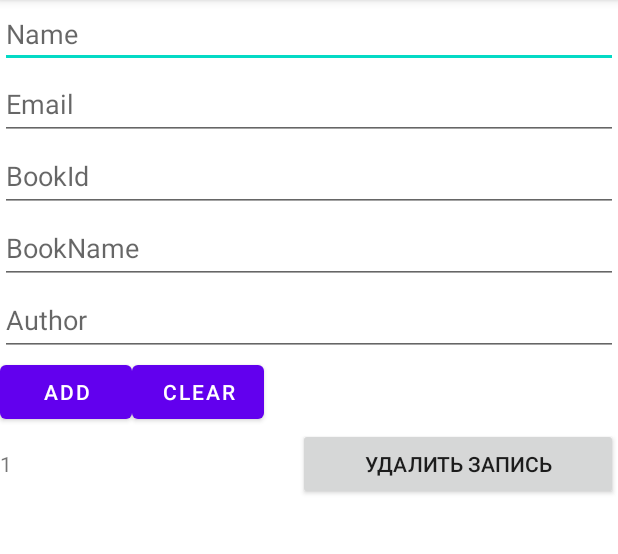
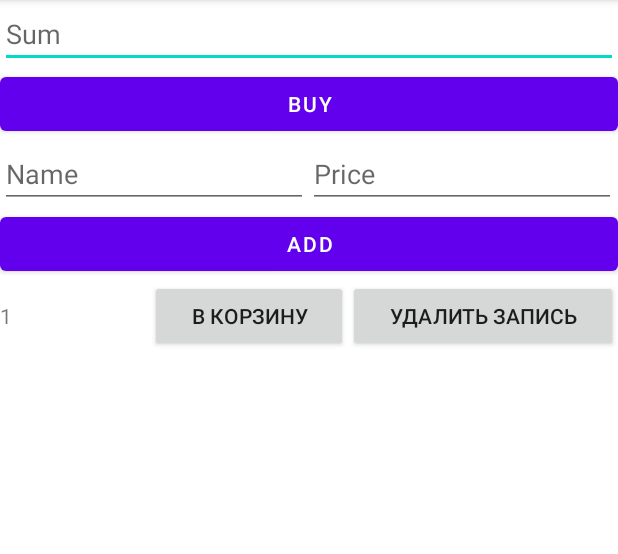
Before and after one commit to Slavtr/SQLitePalamarchulShop, an Android app: the screen it shows after launch (MainActivity), after a tap on "ADD", on a phone screen of 412 x 824 dp, the part 84-638 px from its top. Run offline under Robolectric (Android 15) with nearby library versions, the phone set to English and light mode, and no system bars.

Commit message:
Задание 2

```diff
--- a/app/src/main/java/com/example/myapplication/DBHelper.java
+++ b/app/src/main/java/com/example/myapplication/DBHelper.java
@@ -8,14 +8,11 @@ public class DBHelper  extends SQLiteOpenHelper{
 
     public static final int DATABASE_VERSION = 1;
     public static final String DATABASE_NAME = "contactDb";
-    public static final String TABLE_LIBRARY = "library";
+    public static final String TABLE_LIBRARY = "Mogozin";
 
     public static final String KEY_ID = "_id";
     public static final String KEY_NAME = "name";
-    public static final String KEY_MAIL = "mail";
-    public static final String KEY_BOOK_ID = "bookId";
-    public static final String KEY_BOOK_NAME = "bookName";
-    public static final String KEY_BOOK_AUTHOR = "bookAuthor";
+    public static final String KEY_PRICE = "price";
 
 
     public DBHelper(Context context) {
@@ -25,7 +22,7 @@ public class DBHelper  extends SQLiteOpenHelper{
     @Override
     public void onCreate(SQLiteDatabase db) {
         db.execSQL("create table " + TABLE_LIBRARY + "(" + KEY_ID
-                + " integer primary key," + KEY_NAME + " text," + KEY_MAIL + " text," + KEY_BOOK_ID + " text," + KEY_BOOK_NAME + " text," + KEY_BOOK_AUTHOR + " text" + ")");
+                + " integer primary key," + KEY_NAME + " text," + KEY_PRICE + " text" + ")");
 
     }
 
--- a/app/src/main/java/com/example/myapplication/MainActivity.java
+++ b/app/src/main/java/com/example/myapplication/MainActivity.java
@@ -6,42 +6,40 @@ import android.content.ContentValues;
 import android.database.Cursor;
 import android.database.sqlite.SQLiteDatabase;
 import android.os.Bundle;
-import android.util.Log;
 import android.view.View;
 import android.view.ViewGroup;
 import android.widget.Button;
 import android.widget.EditText;
 import android.widget.LinearLayout;
-import android.widget.SearchView;
 import android.widget.TableLayout;
 import android.widget.TableRow;
 import android.widget.TextView;
+import android.widget.Toast;
 
 public class MainActivity extends AppCompatActivity implements View.OnClickListener {
 
-    Button btnAdd, btnClear;
-    EditText etName, etEmail, etBookName, etBookAuthor, etBookId;
+    Button btnAdd, btnBuy;
+    EditText etSommo, etNome, etProce;
 
     DBHelper dbHelper;
     SQLiteDatabase database;
     ContentValues contentValues;
+    int Sommo = 0;
 
     @Override
     protected void onCreate(Bundle savedInstanceState) {
         super.onCreate(savedInstanceState);
         setContentView(R.layout.activity_main);
 
-        btnAdd = (Button) findViewById(R.id.btnAdd);
+        btnAdd = (Button) findViewById(R.id.botonAdd);
         btnAdd.setOnClickListener((View.OnClickListener) this);
 
-        btnClear = (Button) findViewById(R.id.btnClear);
-        btnClear.setOnClickListener((View.OnClickListener) this);
+        btnBuy = (Button) findViewById((R.id.botonBuy));
+        btnBuy.setOnClickListener((View.OnClickListener) this);
 
-        etName = (EditText) findViewById(R.id.etName);
-        etEmail = (EditText) findViewById(R.id.etEmail);
-        etBookId = (EditText) findViewById(R.id.etBookId);
-        etBookName = (EditText) findViewById(R.id.etBookName);
-        etBookAuthor = (EditText) findViewById(R.id.etBookAuthor);
+        etNome = (EditText) findViewById(R.id.etNome);
+        etSommo = (EditText) findViewById(R.id.etSommo);
+        etProce = (EditText) findViewById(R.id.etProce);
 
         dbHelper = new DBHelper(this);
         database = dbHelper.getWritableDatabase();
@@ -55,10 +53,7 @@ public class MainActivity extends AppCompatActivity implements View.OnClickListe
         if (cursor.moveToFirst()) {
             int idIndex = cursor.getColumnIndex(DBHelper.KEY_ID);
             int nameIndex = cursor.getColumnIndex(DBHelper.KEY_NAME);
-            int emailIndex = cursor.getColumnIndex(DBHelper.KEY_MAIL);
-            int bookIdIndex = cursor.getColumnIndex(DBHelper.KEY_BOOK_ID);
-            int bookNameIndex = cursor.getColumnIndex(DBHelper.KEY_BOOK_NAME);
-            int bookAuthorIndex = cursor.getColumnIndex(DBHelper.KEY_BOOK_AUTHOR);
+            int priceIndex = cursor.getColumnIndex(DBHelper.KEY_PRICE);
             TableLayout dbOutput = findViewById(R.id.dbOutput);
             dbOutput.removeAllViews();
             do {
@@ -78,29 +73,20 @@ public class MainActivity extends AppCompatActivity implements View.OnClickListe
                 outputName.setText(cursor.getString(nameIndex));
                 dbOutputRow.addView(outputName);
 
-                TextView outputMail = new TextView(this);
+                TextView outputProce = new TextView(this);
                 params.weight = 2.0f;
-                outputMail.setLayoutParams(params);
-                outputMail.setText(cursor.getString(emailIndex));
-                dbOutputRow.addView(outputMail);
+                outputProce.setLayoutParams(params);
+                outputProce.setText(cursor.getString(priceIndex));
+                dbOutputRow.addView(outputProce);
 
-                TextView outputBookIdIndex = new TextView(this);
-                params.weight = 2.0f;
-                outputMail.setLayoutParams(params);
-                outputMail.setText(cursor.getString(bookIdIndex));
-                dbOutputRow.addView(outputBookIdIndex);
+                Button cartBoton = new Button(this);
+                params.weight = 0.5f;
+                cartBoton.setOnClickListener(this);
+                cartBoton.setLayoutParams(params);
+                cartBoton.setText("В корзину");
+                cartBoton.setId(cursor.getInt(idIndex));
 
-                TextView outputBookNameIndex = new TextView(this);
-                params.weight = 2.0f;
-                outputMail.setLayoutParams(params);
-                outputMail.setText(cursor.getString(bookNameIndex));
-                dbOutputRow.addView(outputBookNameIndex);
-
-                TextView outputBookAuthorIndex = new TextView(this);
-                params.weight = 2.0f;
-                outputMail.setLayoutParams(params);
-                outputMail.setText(cursor.getString(bookAuthorIndex));
-                dbOutputRow.addView(outputBookAuthorIndex);
+                dbOutputRow.addView(cartBoton);
 
                 Button deleteButton = new Button(this);
                 params.weight = 0.5f;
@@ -123,32 +109,40 @@ public class MainActivity extends AppCompatActivity implements View.OnClickListe
 
         switch (v.getId()) {
 
-            case R.id.btnAdd:
-                String name = etName.getText().toString();
-                String email = etEmail.getText().toString();
-                String bID = etBookId.getText().toString();
-                String bName = etBookName.getText().toString();
-                String bAuthor = etBookAuthor.getText().toString();
+            case R.id.botonAdd:
+                String name = etNome.getText().toString();
+                String price = etProce.getText().toString();
                 contentValues = new ContentValues();
                 contentValues.put(DBHelper.KEY_NAME, name);
-                contentValues.put(DBHelper.KEY_MAIL, email);
-                contentValues.put(DBHelper.KEY_BOOK_ID, bID);
-                contentValues.put(DBHelper.KEY_BOOK_NAME, bName);
-                contentValues.put(DBHelper.KEY_BOOK_AUTHOR, bAuthor);
+                contentValues.put(DBHelper.KEY_PRICE, price);
 
                 database.insert(DBHelper.TABLE_LIBRARY, null, contentValues);
-                etEmail.setText(null);
-                etName.setText(null);
-                etBookAuthor.setText(null);
-                etBookName.setText(null);
-                etBookId.setText(null);
+                etProce.setText(null);
+                etNome.setText(null);
                 UpdateTable();
+                break;
+            case R.id.botonBuy:
+                if(etSommo.getText().toString() == "Name" || etSommo.getText().toString() == null){
+                    Toast toast = Toast.makeText(getApplicationContext(),
+                            "Вы ничего не купили.", Toast.LENGTH_SHORT);
+                    toast.show();
+                }
+                else {
+                    etSommo.setText(null);
+                    Toast toast = Toast.makeText(getApplicationContext(),
+                            "Вы купили это.", Toast.LENGTH_SHORT);
+                    toast.show();
+                }
                 break;
             default:
                 View butPr = (View) v.getParent();
                 ViewGroup botonPorent = (ViewGroup) butPr.getParent();
                 botonPorent.removeView(butPr);
                 botonPorent.invalidate();
+                if(((Button)v).getText() == "В корзину"){
+                    Sommo += Integer.valueOf(((TextView)((TableRow)v.getParent()).getChildAt(2)).getText().toString());
+                    etSommo.setText(String.valueOf(Sommo));
+                }
 
                 database.delete(DBHelper.TABLE_LIBRARY, DBHelper.KEY_ID + " = ?", new String[]{String.valueOf((v.getId()))});
                 Cursor cursorUpd = database.query(DBHelper.TABLE_LIBRARY, null, null, null, null, null, null);
@@ -156,19 +150,13 @@ public class MainActivity extends AppCompatActivity implements View.OnClickListe
                 if (cursorUpd.moveToFirst()) {
                     int idIndex = cursorUpd.getColumnIndex(DBHelper.KEY_ID);
                     int nameIndex = cursorUpd.getColumnIndex(DBHelper.KEY_NAME);
-                    int emailIndex = cursorUpd.getColumnIndex(DBHelper.KEY_MAIL);
-                    int bookIdIndex = cursorUpd.getColumnIndex(DBHelper.KEY_BOOK_ID);
-                    int bookNameIndex = cursorUpd.getColumnIndex(DBHelper.KEY_BOOK_NAME);
-                    int bookAuthorIndex = cursorUpd.getColumnIndex(DBHelper.KEY_BOOK_AUTHOR);
+                    int priceIndex = cursorUpd.getColumnIndex(DBHelper.KEY_PRICE);
                     int realId = 1;
                     do{
                         if(cursorUpd.getInt(idIndex)>realId){
                             contentValues.put(DBHelper.KEY_ID, realId);
                             contentValues.put(DBHelper.KEY_NAME, cursorUpd.getString(nameIndex));
-                            contentValues.put(DBHelper.KEY_MAIL, cursorUpd.getString(emailIndex));
-                            contentValues.put(DBHelper.KEY_BOOK_ID, cursorUpd.getString(bookIdIndex));
-                            contentValues.put(DBHelper.KEY_BOOK_NAME, cursorUpd.getString(bookNameIndex));
-                            contentValues.put(DBHelper.KEY_BOOK_AUTHOR, cursorUpd.getString(bookAuthorIndex));
+                            contentValues.put(DBHelper.KEY_PRICE, cursorUpd.getString(priceIndex));
                             database.replace(DBHelper.TABLE_LIBRARY, null, contentValues);
                         }
                         realId++;
@@ -180,6 +168,5 @@ public class MainActivity extends AppCompatActivity implements View.OnClickListe
                 }
                 break;
         }
-        dbHelper.close();
     }
 }
--- a/app/src/main/res/layout/activity_main.xml
+++ b/app/src/main/res/layout/activity_main.xml
@@ -1,71 +1,56 @@
 <?xml version="1.0" encoding="utf-8"?>
 <LinearLayout
 xmlns:android="http://schemas.android.com/apk/res/android"
-android:layout_width="fill_parent"
+    xmlns:tools="http://schemas.android.com/tools"
+    android:layout_width="fill_parent"
 android:layout_height="fill_parent"
 android:orientation="vertical">
 
     <EditText
-        android:id="@+id/etName"
+        android:id="@+id/etSommo"
         android:layout_width="match_parent"
         android:layout_height="wrap_content"
-        android:hint="Name"
+        android:hint="Sum"
         android:minHeight="32dp"></EditText>
 
-    <EditText
-        android:id="@+id/etEmail"
+    <Button
+        android:id="@+id/botonBuy"
         android:layout_width="match_parent"
         android:layout_height="wrap_content"
-        android:hint="Email"
-        android:minHeight="48dp"></EditText>
+        android:text="Buy" />
 
-    <EditText
-        android:id="@+id/etBookId"
+    <LinearLayout
         android:layout_width="match_parent"
         android:layout_height="wrap_content"
-        android:hint="BookId"
-        android:minHeight="48dp"></EditText>
+        android:orientation="horizontal">
 
-    <EditText
-        android:id="@+id/etBookName"
+        <EditText
+            android:id="@+id/etNome"
+            android:layout_width="205dp"
+            android:layout_height="wrap_content"
+            android:hint="Name"
+            android:minHeight="32dp"
+            tools:ignore="TouchTargetSizeCheck"></EditText>
+
+        <EditText
+            android:id="@+id/etProce"
+            android:layout_width="205dp"
+            android:layout_height="wrap_content"
+            android:hint="Price"
+            android:minHeight="32dp"
+            tools:ignore="TouchTargetSizeCheck"></EditText>
+    </LinearLayout>
+
+    <Button
+        android:id="@+id/botonAdd"
         android:layout_width="match_parent"
         android:layout_height="wrap_content"
-        android:hint="BookName"
-        android:minHeight="48dp"></EditText>
-
-    <EditText
-        android:id="@+id/etBookAuthor"
-        android:layout_width="match_parent"
-        android:layout_height="wrap_content"
-        android:hint="Author"
-        android:minHeight="48dp"></EditText>
-
-    <LinearLayout
-    android:layout_width="match_parent"
-    android:layout_height="wrap_content"
-    android:orientation="horizontal"
-    android:layout_gravity="center">
-
-    <Button
-        android:id="@+id/btnAdd"
-        android:layout_width="wrap_content"
-        android:layout_height="wrap_content"
-        android:layout_gravity="left"
-        android:text="Add">
-    </Button>
-
-    <Button
-        android:id="@+id/btnClear"
-        android:layout_width="wrap_content"
-        android:layout_height="wrap_content"
-        android:layout_gravity="right"
-        android:text="Clear"></Button>
-</LinearLayout>
+        android:text="Add" />
 
     <TableLayout
         android:id="@+id/dbOutput"
         android:layout_width="match_parent"
-        android:layout_height="match_parent">
+        android:layout_height="590dp">
 
         <TableRow
             android:layout_width="match_parent"
```
